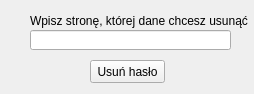
The window that remove_password.ui (oldgang/Password_Manager_PyQt5) describes before a commit, drawn with Qt 5.
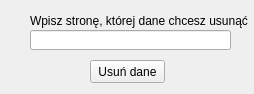
The same window after the commit.

Diff of the .ui file:
```diff
--- a/remove_password.ui
+++ b/remove_password.ui
@@ -23,7 +23,7 @@
     </rect>
    </property>
    <property name="text">
-    <string>Usuń hasło</string>
+    <string>Usuń dane</string>
    </property>
   </widget>
   <widget class="QLabel" name="label">
```
